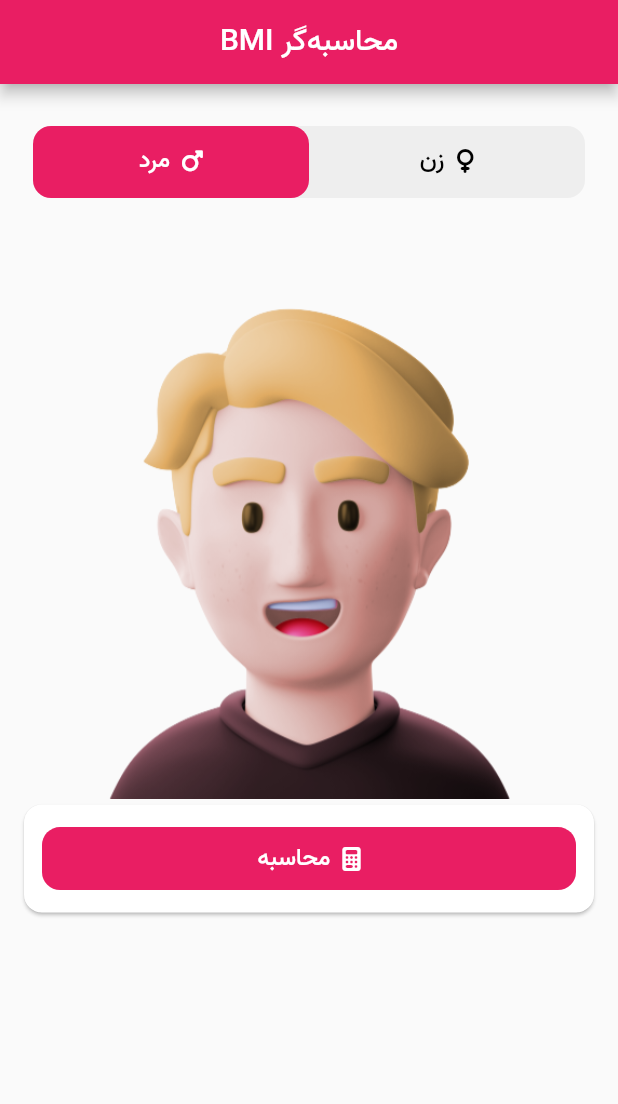
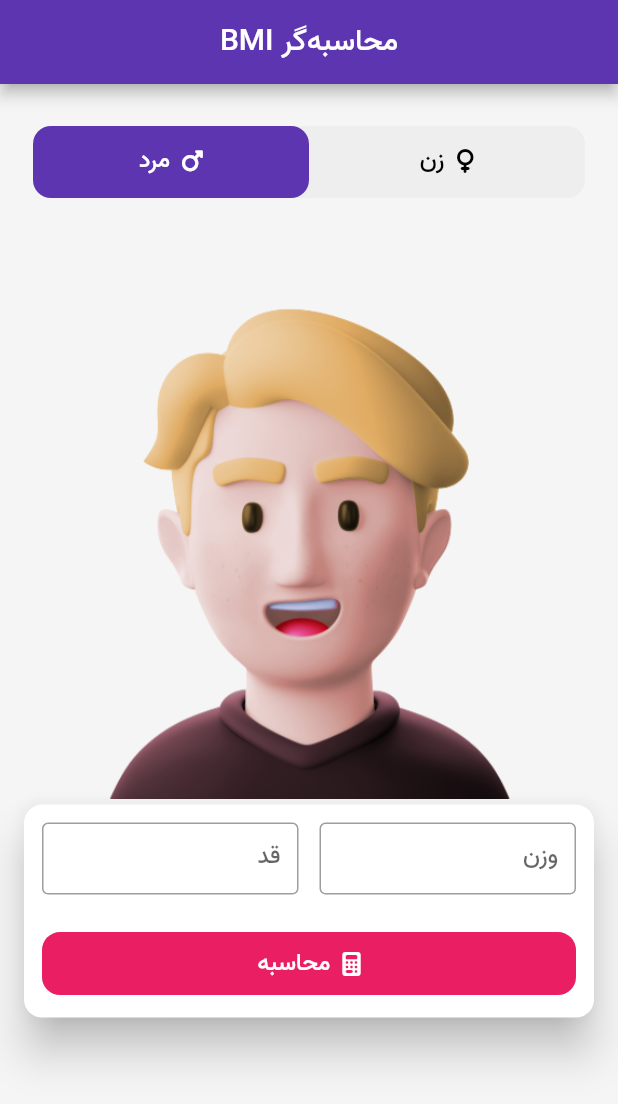
Before and after one commit to ariaramin/bmi_calculator, a Flutter app: the screen it shows after launch, on a phone screen of 412 x 824 dp. Shown: the top 1104 px of the screen. Run offline on Flutter 3.47's test engine with Material 2 defaults, Android fonts, the phone set to English and light mode, and no system bars; our stand-ins replace font_awesome_flutter, hexcolor.

Commit message:
second screen added

```diff
--- /dev/null
+++ b/lib/constants/constants.dart
@@ -0,0 +1,7 @@
+import 'dart:ui';
+
+import 'package:hexcolor/hexcolor.dart';
+
+final Color primaryColor = HexColor("#E91E63");
+final Color secondaryColor = HexColor("#1E88E5");
+final Color accentColor = HexColor("#5E35B1");
--- a/lib/main.dart
+++ b/lib/main.dart
@@ -1,3 +1,5 @@
+import 'package:bmi_calculator/constants/constants.dart';
+import 'package:bmi_calculator/screens/HomeScreen.dart';
 import 'package:bmi_calculator/tabViews/MaleTabView.dart';
 import 'package:bmi_calculator/tabViews/WomanTabView.dart';
 import 'package:flutter/material.dart';
@@ -7,28 +9,8 @@ void main() {
   runApp(Application());
 }
 
-class Application extends StatefulWidget {
+class Application extends StatelessWidget {
   const Application({super.key});
-
-  @override
-  State<Application> createState() => _ApplicationState();
-}
-
-class _ApplicationState extends State<Application>
-    with SingleTickerProviderStateMixin {
-  var _tabController;
-
-  @override
-  void initState() {
-    _tabController = TabController(length: 2, vsync: this);
-    super.initState();
-  }
-
-  @override
-  void dispose() {
-    super.dispose();
-    _tabController.dispose();
-  }
 
   @override
   Widget build(BuildContext context) {
@@ -37,84 +19,7 @@ class _ApplicationState extends State<Application>
       theme: ThemeData(
         fontFamily: "vazir",
       ),
-      home: Scaffold(
-        appBar: _getAppBar(),
-        body: SafeArea(
-          child: _getBody(),
-        ),
-      ),
-    );
-  }
-
-  AppBar _getAppBar() {
-    return AppBar(
-      backgroundColor: Colors.pink,
-      centerTitle: true,
-      title: Text("‌BMI محاسبه‌گر"),
-    );
-  }
-
-  Widget _getBody() {
-    return Column(
-      children: [
-        Container(
-          width: double.infinity,
-          margin: EdgeInsets.symmetric(
-            horizontal: 22,
-            vertical: 28,
-          ),
-          decoration: BoxDecoration(
-            color: Colors.grey[200],
-            borderRadius: BorderRadius.circular(12),
-          ),
-          child: TabBar(
-            controller: _tabController,
-            indicator: BoxDecoration(
-              borderRadius: BorderRadius.circular(12),
-              color: Colors.pink,
-            ),
-            labelColor: Colors.white,
-            unselectedLabelColor: Colors.black,
-            tabs: [
-              _getTab("مرد", FontAwesomeIcons.mars),
-              _getTab("زن", FontAwesomeIcons.venus),
-            ],
-          ),
-        ),
-        SizedBox(
-          height: 16,
-        ),
-        Expanded(
-          child: TabBarView(
-            controller: _tabController,
-            children: [
-              ManTabView(),
-              WomanTabView(),
-            ],
-          ),
-        ),
-      ],
-    );
-  }
-
-  Widget _getTab(String title, IconData icon) {
-    return Tab(
-      child: Row(
-        mainAxisAlignment: MainAxisAlignment.center,
-        children: [
-          Text(
-            title,
-            style: TextStyle(fontSize: 16),
-          ),
-          SizedBox(
-            width: 8,
-          ),
-          FaIcon(
-            icon,
-            size: 16,
-          ),
-        ],
-      ),
+      home: HomeScreen(),
     );
   }
 }
--- /dev/null
+++ b/lib/screens/HomeScreen.dart
@@ -0,0 +1,113 @@
+import 'package:flutter/material.dart';
+import 'package:font_awesome_flutter/font_awesome_flutter.dart';
+import '../constants/constants.dart';
+import '../tabViews/MaleTabView.dart';
+import '../tabViews/WomanTabView.dart';
+
+class HomeScreen extends StatefulWidget {
+  const HomeScreen({super.key});
+
+  @override
+  State<HomeScreen> createState() => _HomeScreenState();
+}
+
+class _HomeScreenState extends State<HomeScreen>
+    with SingleTickerProviderStateMixin {
+  var _tabController;
+
+  @override
+  void initState() {
+    _tabController = TabController(length: 2, vsync: this);
+    super.initState();
+  }
+
+  @override
+  void dispose() {
+    super.dispose();
+    _tabController.dispose();
+  }
+
+  @override
+  Widget build(BuildContext context) {
+    return Scaffold(
+      resizeToAvoidBottomInset: false,
+      backgroundColor: Colors.grey[100],
+      appBar: _getAppBar(),
+      body: SafeArea(
+        child: _getBody(),
+      ),
+    );
+  }
+
+  AppBar _getAppBar() {
+    return AppBar(
+      backgroundColor: accentColor,
+      centerTitle: true,
+      title: Text("‌BMI محاسبه‌گر"),
+    );
+  }
+
+  Widget _getBody() {
+    return Column(
+      children: [
+        Container(
+          width: double.infinity,
+          margin: EdgeInsets.symmetric(
+            horizontal: 22,
+            vertical: 28,
+          ),
+          decoration: BoxDecoration(
+            color: Colors.grey[200],
+            borderRadius: BorderRadius.circular(12),
+          ),
+          child: TabBar(
+            controller: _tabController,
+            indicator: BoxDecoration(
+              borderRadius: BorderRadius.circular(12),
+              color: accentColor,
+            ),
+            labelColor: Colors.white,
+            unselectedLabelColor: Colors.black,
+            tabs: [
+              _getTab("مرد", FontAwesomeIcons.mars),
+              _getTab("زن", FontAwesomeIcons.venus),
+            ],
+          ),
+        ),
+        SizedBox(
+          height: 16,
+        ),
+        Expanded(
+          child: TabBarView(
+            controller: _tabController,
+            children: [
+              ManTabView(),
+              WomanTabView(),
+            ],
+          ),
+        ),
+      ],
+    );
+  }
+
+  Widget _getTab(String title, IconData icon) {
+    return Tab(
+      child: Row(
+        mainAxisAlignment: MainAxisAlignment.center,
+        children: [
+          Text(
+            title,
+            style: TextStyle(fontSize: 16),
+          ),
+          SizedBox(
+            width: 8,
+          ),
+          FaIcon(
+            icon,
+            size: 16,
+          ),
+        ],
+      ),
+    );
+  }
+}
--- a/lib/tabViews/MaleTabView.dart
+++ b/lib/tabViews/MaleTabView.dart
@@ -1,5 +1,6 @@
+import 'package:bmi_calculator/constants/constants.dart';
 import 'package:flutter/material.dart';
-import '../widgets/inputsWidget.dart';
+import '../widgets/InputsWidget.dart';
 
 class ManTabView extends StatelessWidget {
   const ManTabView({super.key});
@@ -16,7 +17,7 @@ class ManTabView extends StatelessWidget {
             image: AssetImage("images/man.png"),
           ),
         ),
-        inputsWidget(),
+        InputsWidget(primaryColor),
       ],
     );
   }
--- a/lib/tabViews/WomanTabView.dart
+++ b/lib/tabViews/WomanTabView.dart
@@ -1,5 +1,6 @@
+import 'package:bmi_calculator/constants/constants.dart';
 import 'package:flutter/material.dart';
-import '../widgets/inputsWidget.dart';
+import '../widgets/InputsWidget.dart';
 
 class WomanTabView extends StatelessWidget {
   const WomanTabView({super.key});
@@ -16,7 +17,7 @@ class WomanTabView extends StatelessWidget {
             image: AssetImage("images/woman.png"),
           ),
         ),
-        inputsWidget(),
+        InputsWidget(primaryColor),
       ],
     );
   }
--- /dev/null
+++ b/lib/widgets/InputsWidget.dart
@@ -0,0 +1,165 @@
+import 'package:bmi_calculator/screens/ResultScreen.dart';
+import 'package:flutter/material.dart';
+import 'package:font_awesome_flutter/font_awesome_flutter.dart';
+
+class InputsWidget extends StatelessWidget {
+  final Color _primaryColor;
+  InputsWidget(this._primaryColor, {super.key});
+
+  final _weightController = TextEditingController();
+  final _heightController = TextEditingController();
+
+  var _resultText = "";
+  var _adviceTitle = "";
+  var _adviceList = [];
+
+  @override
+  Widget build(BuildContext context) {
+    return Padding(
+      padding: const EdgeInsets.symmetric(
+        horizontal: 12,
+      ),
+      child: Card(
+        elevation: 12,
+        shape: RoundedRectangleBorder(
+          borderRadius: BorderRadius.all(
+            Radius.circular(12),
+          ),
+        ),
+        child: Padding(
+          padding: const EdgeInsets.all(12),
+          child: Column(
+            children: [
+              _getInputs(),
+              SizedBox(
+                height: 22,
+              ),
+              TextButton(
+                onPressed: () {
+                  var resultBMI = _calculateBMI();
+                  _setAdvices(resultBMI);
+                  Navigator.push(
+                    context,
+                    MaterialPageRoute(builder: (BuildContext context) {
+                      return ResultScreen(
+                        resultBMI,
+                        _resultText,
+                        _adviceTitle,
+                      );
+                    }),
+                  );
+                },
+                style: TextButton.styleFrom(
+                  foregroundColor: Colors.white,
+                  backgroundColor: _primaryColor,
+                  shape: RoundedRectangleBorder(
+                    borderRadius: BorderRadius.all(
+                      Radius.circular(12),
+                    ),
+                  ),
+                ),
+                child: Row(
+                  mainAxisAlignment: MainAxisAlignment.center,
+                  children: [
+                    Text(
+                      "محاسبه",
+                      style: TextStyle(
+                        fontSize: 16,
+                      ),
+                    ),
+                    SizedBox(
+                      width: 8,
+                    ),
+                    FaIcon(
+                      FontAwesomeIcons.calculator,
+                      size: 16,
+                    ),
+                  ],
+                ),
+              ),
+            ],
+          ),
+        ),
+      ),
+    );
+  }
+
+  Widget _getInputs() {
+    return Row(
+      children: [
+        _getTextFormField(
+          "قد",
+          "سانتی‌متر",
+          _heightController,
+        ),
+        SizedBox(
+          width: 14,
+        ),
+        _getTextFormField(
+          "وزن",
+          "کیلوگرم",
+          _weightController,
+        ),
+      ],
+    );
+  }
+
+  Widget _getTextFormField(
+    String label,
+    String suffix,
+    TextEditingController controller,
+  ) {
+    return Theme(
+      data: ThemeData(
+        fontFamily: "vazir",
+        colorScheme: ThemeData().colorScheme.copyWith(
+              primary: _primaryColor,
+            ),
+      ),
+      child: Expanded(
+        child: Container(
+          height: 48,
+          child: Directionality(
+            textDirection: TextDirection.rtl,
+            child: TextFormField(
+              controller: controller,
+              cursorColor: _primaryColor,
+              keyboardType: TextInputType.number,
+              decoration: InputDecoration(
+                labelText: label,
+                border: OutlineInputBorder(),
+                suffixText: suffix,
+                suffixStyle: TextStyle(
+                  color: Colors.black,
+                ),
+              ),
+            ),
+          ),
+        ),
+      ),
+    );
+  }
+
+  double _calculateBMI() {
+    final weight = double.parse(_weightController.text);
+    final height = double.parse(_heightController.text);
+
+    final heightToMeter = (height / 100);
+    var resultBMI = weight / (heightToMeter * heightToMeter);
+
+    return resultBMI;
+  }
+
+  void _setAdvices(double bmi) {
+    if (bmi > 25) {
+      _resultText = 'اضافه وزن';
+      _adviceTitle = "کاهش وزن";
+    } else if (bmi >= 18.5 && bmi <= 25) {
+      _resultText = 'نرمال';
+      _adviceTitle = "حفظ سلامت";
+    } else {
+      _resultText = 'کم‌تر از حد نرمال';
+      _adviceTitle = "افزایش وزن";
+    }
+  }
+}
--- a/lib/widgets/inputsWidget.dart
+++ /dev/null
@@ -1,59 +0,0 @@
-import 'package:flutter/material.dart';
-import 'package:font_awesome_flutter/font_awesome_flutter.dart';
-
-class inputsWidget extends StatelessWidget {
-  const inputsWidget({super.key});
-
-  @override
-  Widget build(BuildContext context) {
-    return Padding(
-      padding: const EdgeInsets.symmetric(
-        horizontal: 12,
-      ),
-      child: Card(
-        shape: RoundedRectangleBorder(
-          borderRadius: BorderRadius.all(
-            Radius.circular(12),
-          ),
-        ),
-        child: Padding(
-          padding: const EdgeInsets.all(12),
-          child: Column(
-            children: [
-              TextButton(
-                onPressed: () {},
-                style: TextButton.styleFrom(
-                  foregroundColor: Colors.white,
-                  backgroundColor: Colors.pink,
-                  shape: RoundedRectangleBorder(
-                    borderRadius: BorderRadius.all(
-                      Radius.circular(12),
-                    ),
-                  ),
-                ),
-                child: Row(
-                  mainAxisAlignment: MainAxisAlignment.center,
-                  children: [
-                    Text(
-                      "محاسبه",
-                      style: TextStyle(
-                        fontSize: 16,
-                      ),
-                    ),
-                    SizedBox(
-                      width: 8,
-                    ),
-                    FaIcon(
-                      FontAwesomeIcons.calculator,
-                      size: 16,
-                    ),
-                  ],
-                ),
-              ),
-            ],
-          ),
-        ),
-      ),
-    );
-  }
-}
--- a/pubspec.yaml
+++ b/pubspec.yaml
@@ -15,7 +15,7 @@ dependencies:
 
   cupertino_icons: ^1.0.2
   font_awesome_flutter: ^10.2.1
-
+  hexcolor: ^3.0.1
 
 dev_dependencies:
   flutter_test:
```
Also changed, not shown: lib/screens/ResultScreen.dart (added, +206 -0 lines), lib/widgets/LeftShape.dart (added, +40 -0 lines), lib/widgets/RightShape.dart (added, +40 -0 lines), pubspec.lock.
